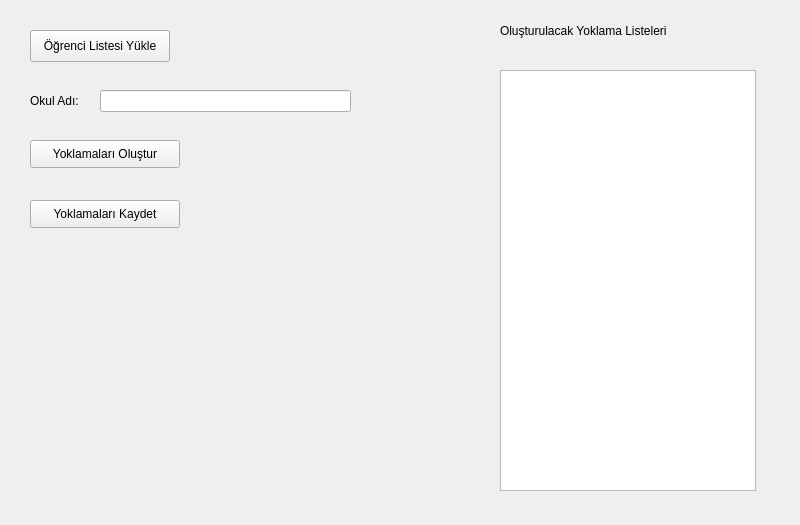
Above: arayuz.ui from NurettinSelim/EKurs-Liste-Olustur before the change. Below: the same form after it.
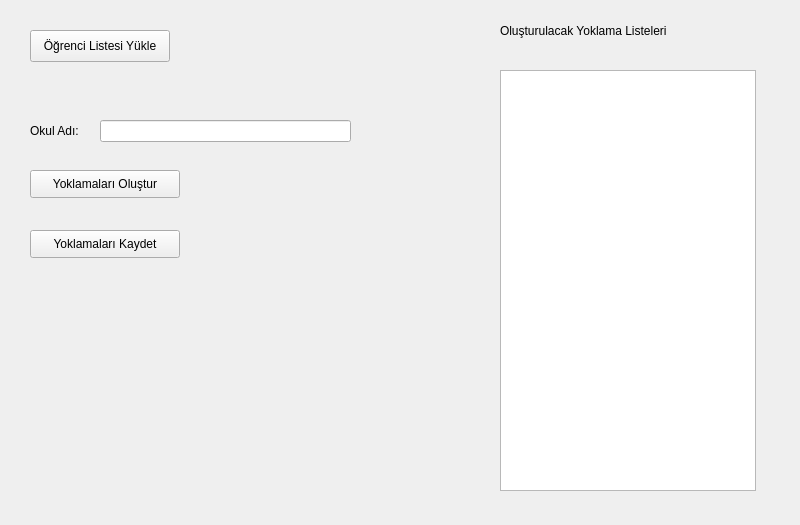
That is the form after the change.

```diff
--- a/arayuz.ui
+++ b/arayuz.ui
@@ -30,15 +30,20 @@
    <widget class="QLabel" name="selected_file_text">
     <property name="geometry">
      <rect>
-      <x>190</x>
-      <y>30</y>
-      <width>300</width>
+      <x>30</x>
+      <y>70</y>
+      <width>451</width>
       <height>32</height>
      </rect>
     </property>
     <property name="font">
      <font>
       <pointsize>8</pointsize>
+      <weight>50</weight>
+      <italic>true</italic>
+      <bold>false</bold>
+      <underline>false</underline>
+      <strikeout>false</strikeout>
      </font>
     </property>
     <property name="text">
@@ -49,7 +54,7 @@
     <property name="geometry">
      <rect>
       <x>30</x>
-      <y>140</y>
+      <y>170</y>
       <width>150</width>
       <height>28</height>
      </rect>
@@ -72,7 +77,7 @@
     <property name="geometry">
      <rect>
       <x>100</x>
-      <y>90</y>
+      <y>120</y>
       <width>251</width>
       <height>22</height>
      </rect>
@@ -82,7 +87,7 @@
     <property name="geometry">
      <rect>
       <x>30</x>
-      <y>90</y>
+      <y>120</y>
       <width>55</width>
       <height>22</height>
      </rect>
@@ -95,7 +100,7 @@
     <property name="geometry">
      <rect>
       <x>30</x>
-      <y>200</y>
+      <y>230</y>
       <width>150</width>
       <height>28</height>
      </rect>
```
Left out of the diff: 16 changed lines with no effect on the pictures.
